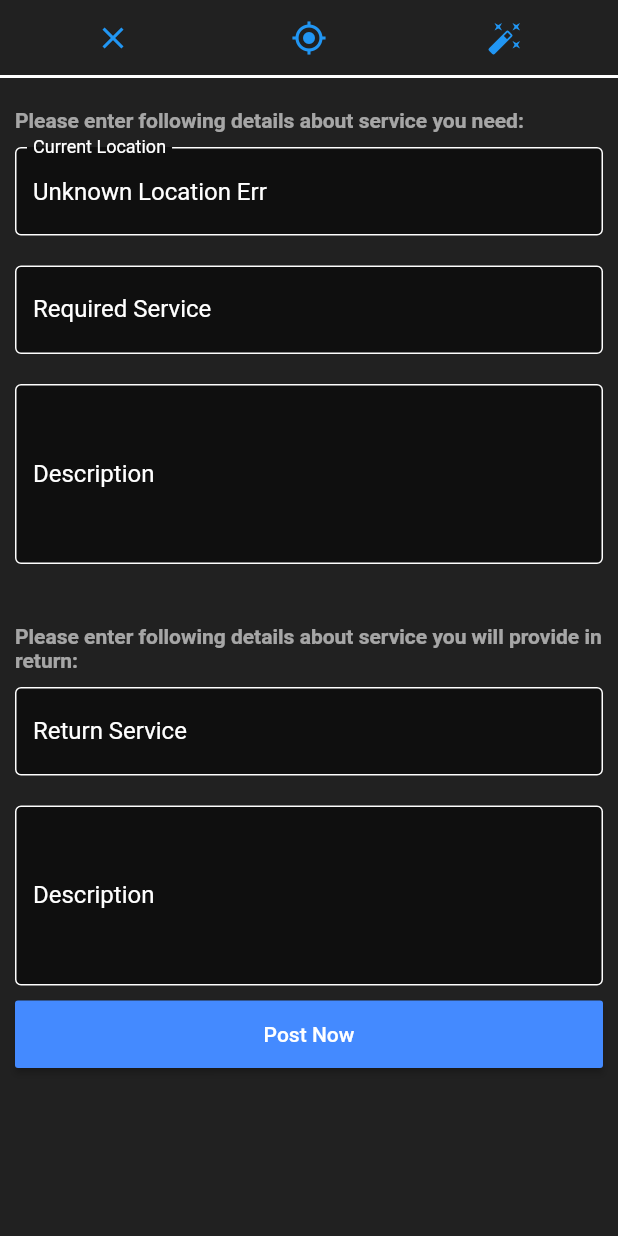
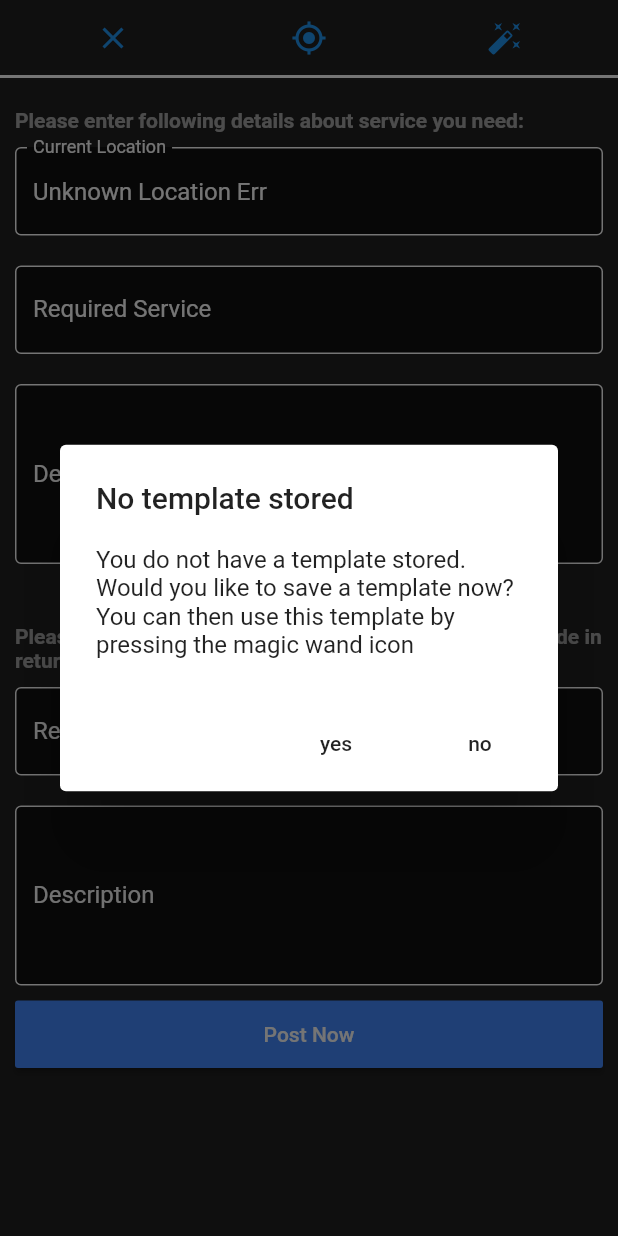
Before and after one commit to MuhammadAbdulSalam/service_exchange_multiplatform, a Flutter app: the PostNewAdd widget shown alone on an empty page, opened directly, after a tap on the "auto fix high" icon, on a phone screen of 412 x 824 dp. Run offline on Flutter 3.47's test engine with Material 2 defaults, Android fonts, the phone set to English and light mode, and no system bars; our stand-ins replace carousel_slider, firebase_auth, firebase_core, firebase_database, geolocator, shared_preferences; missing offline and left inert: geocoder; accounts and stored records are empty; network calls fail.

Commit message:
working template error fix

```diff
--- a/lib/ui/newadd/PostNewAdd.dart
+++ b/lib/ui/newadd/PostNewAdd.dart
@@ -82,15 +82,15 @@ class _PostNewAddState extends State<PostNewAdd> {
     }
 
     if (index == TOOLBAR_MAGIC_INDEX) {
+
       final prefs = await SharedPreferences.getInstance();
-      String templateService =
-          await prefs.getString(Constants.TEMPLATE_SERVICE) ?? "";
-      String templateDescription =
-          await prefs.getString(Constants.TEMPLATE_DESCRIPTION) ?? "";
+      String templateService = await prefs.getString(Constants.TEMPLATE_SERVICE) ?? "";
+      String templateDescription = await prefs.getString(Constants.TEMPLATE_DESCRIPTION) ?? "";
 
-      if (templateDescription == "default" && templateService == "default") {
+      if ((templateDescription == "default" && templateService == "default") ||
+          (templateDescription == "" && templateService == "")) {
         showAlertDialog(context,
-            "You do not have a template stored. Would you like to save a template now? You can then use this tepmlate by pressing the magic wand icon");
+            "You do not have a template stored. Would you like to save a template now? You can then use this template by pressing the magic wand icon");
       } else {
         returnServiceController.text = templateService;
         returnDescriptionController.text = templateDescription;
```
